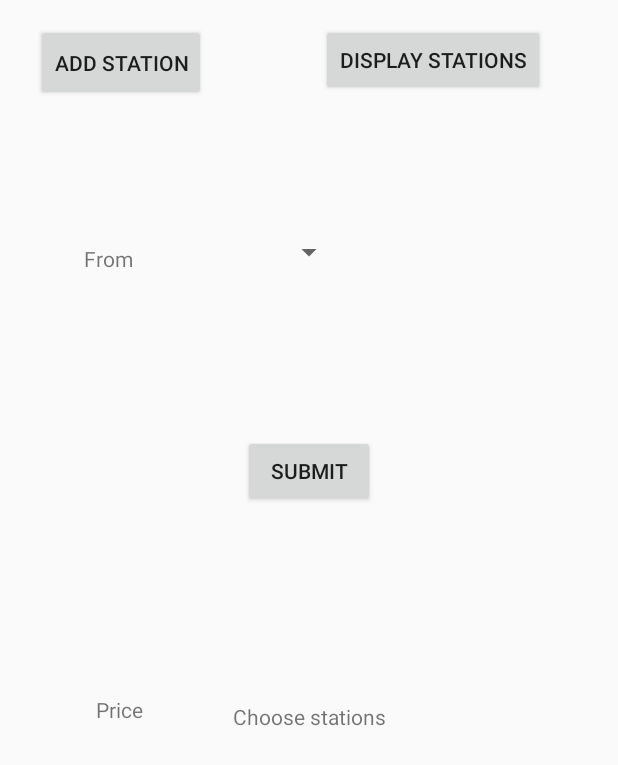
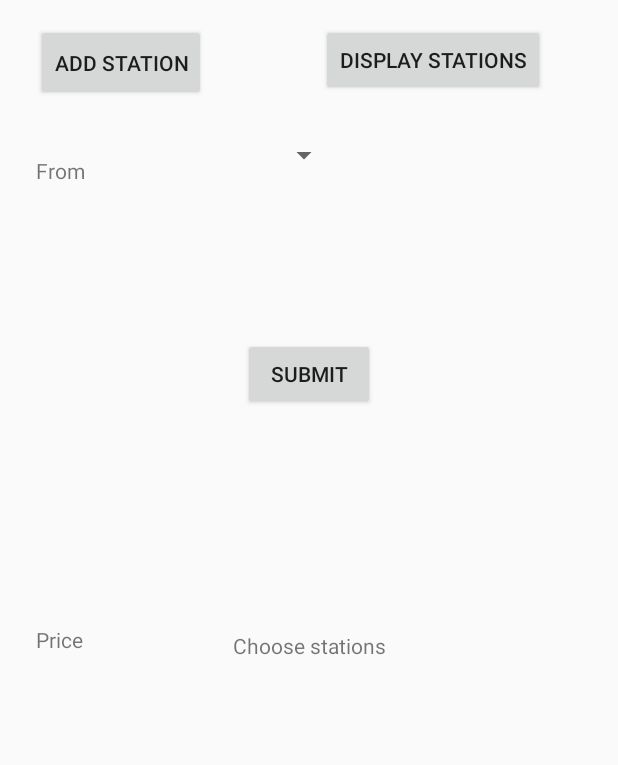
Before and after one commit to benw91/tickets, an Android app: the screen it shows after launch (MainActivity), on a phone screen of 412 x 824 dp. Shown: the top 765 px of the screen. Run offline under Robolectric (Android 15) with nearby library versions, the phone set to English and light mode, and no system bars; our stand-ins replace Firebase (no records; nobody signed in at launch, a user with empty details on screens opened directly).

Commit message:
FIXED: Recycler in Display Station cut off Improved main activity

```diff
--- a/app/src/main/java/com/android/tickets/MainActivity.java
+++ b/app/src/main/java/com/android/tickets/MainActivity.java
@@ -3,7 +3,6 @@ package com.android.tickets;
 import android.content.Intent;
 import android.os.Bundle;
 import android.support.v7.app.AppCompatActivity;
-import android.util.Log;
 import android.view.View;
 import android.view.Menu;
 import android.view.MenuItem;
@@ -20,16 +19,15 @@ import com.google.firebase.database.FirebaseDatabase;
 import com.google.firebase.database.ValueEventListener;
 
 import java.util.ArrayList;
-import java.util.Collection;
 import java.util.Collections;
 import java.util.List;
+import java.util.concurrent.ThreadLocalRandom;
 
-import static com.android.tickets.Station.COMPARE_BY_NAME;
 import static java.lang.Math.abs;
 
 public class MainActivity extends AppCompatActivity {
     private final ArrayList<Station> allStations = new ArrayList<Station>();     //Save a list of all the stations
-    Button submitButton, displayStationsButton;
+    Button submitButton, displayStationsButton, populateButton;
     TextView price_text_view;
     Spinner sourceSpinner, destSpinner;
 
@@ -47,6 +45,7 @@ public class MainActivity extends AppCompatActivity {
         destSpinner = (Spinner) findViewById(R.id.spinner_dest);
         price_text_view = (TextView) findViewById(R.id.textView_price);
         displayStationsButton = (Button) findViewById(R.id.Button_display_stations);
+        //populateButton = (Button)findViewById(R.id.btn_populate);
 
         submitButton.setOnClickListener(new View.OnClickListener() {
             @Override
@@ -60,6 +59,20 @@ public class MainActivity extends AppCompatActivity {
                 go_to_display_stations(v);
             }
         });
+
+//Used to insert values from a list in the @string list, for debugging purposes
+/*
+        populateButton.setOnClickListener(new View.OnClickListener() {
+            @Override
+            public void onClick(View v) {
+                Add_station adder = new Add_station();
+                String[] cityArray = getResources().getStringArray(R.array.cities);
+                for(String city : cityArray) {
+                    adder.addStation(city , Integer.toString(ThreadLocalRandom.current().nextInt(1, 40)));
+                }
+            }
+        });
+*/
         //Populate spinner
         stationsRef.addValueEventListener(new ValueEventListener() {
             @Override
@@ -67,7 +80,7 @@ public class MainActivity extends AppCompatActivity {
                 // initialize the List
                 final List<String> stationNames = new ArrayList<String>();
                 for (DataSnapshot nameSnapshot : dataSnapshot.getChildren()) {
-                    String stationName = nameSnapshot.getKey();
+                    String stationName = nameSnapshot.child("name").getValue(String.class);
                     String stationZone = nameSnapshot.child("zone").getValue(String.class);
                     allStations.add(new Station(stationName, stationZone));
                     stationNames.add(stationName);
@@ -137,6 +150,7 @@ public class MainActivity extends AppCompatActivity {
      * @param v
      */
     public void go_to_add_station(View v) {
+
         Intent intent = new Intent(this, Add_station.class);
         startActivity(intent);
     }
@@ -146,8 +160,8 @@ public class MainActivity extends AppCompatActivity {
      * @param v
      */
     public void go_to_display_stations(View v) {
-
         Intent intent = new Intent(this, DisplayStations.class);
+        intent.putExtra("ALL_STATIONS", allStations);
         startActivity(intent);
 
     }
--- a/app/src/main/res/layout/content_main.xml
+++ b/app/src/main/res/layout/content_main.xml
@@ -13,13 +13,16 @@
         android:id="@+id/spinner_source"
         android:layout_width="wrap_content"
         android:layout_height="wrap_content"
-        android:layout_marginTop="156dp"
+        android:layout_marginLeft="8dp"
+        android:layout_marginStart="8dp"
+        android:layout_marginTop="24dp"
         android:padding="10dp"
         app:layout_constraintEnd_toEndOf="parent"
+        app:layout_constraintHorizontal_bias="0.479"
         app:layout_constraintLeft_toLeftOf="parent"
         app:layout_constraintRight_toRightOf="parent"
         app:layout_constraintStart_toStartOf="parent"
-        app:layout_constraintTop_toTopOf="parent"
+        app:layout_constraintTop_toBottomOf="@+id/btn_add_station"
         tools:layout_constraintLeft_creator="1"
         tools:layout_constraintRight_creator="1"
         tools:layout_constraintTop_creator="1" />
@@ -83,17 +86,19 @@
         android:id="@+id/textView_from"
         android:layout_width="wrap_content"
         android:layout_height="wrap_content"
+        android:layout_marginBottom="8dp"
         android:layout_marginEnd="8dp"
-        android:layout_marginLeft="8dp"
+        android:layout_marginLeft="24dp"
         android:layout_marginRight="8dp"
-        android:layout_marginStart="8dp"
+        android:layout_marginStart="24dp"
         android:layout_marginTop="8dp"
         android:text="@string/from"
-        app:layout_constraintBottom_toBottomOf="@+id/spinner_source"
-        app:layout_constraintEnd_toStartOf="@+id/spinner_source"
-        app:layout_constraintHorizontal_bias="0.36"
+        app:layout_constraintBottom_toBottomOf="parent"
+        app:layout_constraintEnd_toEndOf="parent"
+        app:layout_constraintHorizontal_bias="0.0"
         app:layout_constraintStart_toStartOf="parent"
-        app:layout_constraintTop_toTopOf="@+id/spinner_source" />
+        app:layout_constraintTop_toBottomOf="@+id/btn_add_station"
+        app:layout_constraintVertical_bias="0.04000002" />
 
     <TextView
         android:id="@+id/textView_to"
@@ -101,14 +106,14 @@
         android:layout_height="wrap_content"
         android:layout_marginBottom="8dp"
         android:layout_marginEnd="8dp"
-        android:layout_marginLeft="8dp"
+        android:layout_marginLeft="24dp"
         android:layout_marginRight="8dp"
-        android:layout_marginStart="8dp"
+        android:layout_marginStart="24dp"
         android:layout_marginTop="8dp"
         android:text="@string/to"
         app:layout_constraintBottom_toBottomOf="@+id/spinner_dest"
         app:layout_constraintEnd_toStartOf="@+id/spinner_dest"
-        app:layout_constraintHorizontal_bias="0.38"
+        app:layout_constraintHorizontal_bias="0.0"
         app:layout_constraintStart_toStartOf="parent"
         app:layout_constraintTop_toTopOf="@+id/spinner_dest"
         app:layout_constraintVertical_bias="0.51" />
@@ -119,20 +124,20 @@
         android:layout_height="wrap_content"
         android:layout_marginBottom="8dp"
         android:layout_marginEnd="8dp"
-        android:layout_marginLeft="8dp"
+        android:layout_marginLeft="24dp"
         android:layout_marginRight="8dp"
-        android:layout_marginStart="8dp"
+        android:layout_marginStart="24dp"
         android:text="@string/price"
         app:layout_constraintBottom_toBottomOf="@+id/textView_price"
-        app:layout_constraintEnd_toEndOf="parent"
-        app:layout_constraintHorizontal_bias="0.154"
+        app:layout_constraintEnd_toStartOf="@+id/textView_price"
+        app:layout_constraintHorizontal_bias="0.0"
         app:layout_constraintStart_toStartOf="parent"
         app:layout_constraintTop_toTopOf="@+id/textView_price" />
 
     <TextView
         android:id="@+id/textView_price"
         android:layout_width="wrap_content"
-        android:layout_height="18dp"
+        android:layout_height="wrap_content"
         android:layout_marginBottom="8dp"
         android:layout_marginEnd="8dp"
         android:layout_marginLeft="8dp"
--- a/app/src/main/res/values/strings.xml
+++ b/app/src/main/res/values/strings.xml
@@ -28,4 +28,36 @@
     <string name="to">To</string>
     <string name="price">Price</string>
 
+    <string-array name="cities">
+        <item>Suphia</item>
+        <item>Eylapving</item>
+        <item>Gutol</item>
+        <item>Ubleland</item>
+        <item>Uazloumond</item>
+        <item>Frane</item>
+        <item>Brento</item>
+        <item>Min</item>
+        <item>Yliozark</item>
+        <item>Coikance</item>
+        <item>Poaxsas</item>
+        <item>Igluerora</item>
+        <item>Clidvine</item>
+        <item>Ametmouth</item>
+        <item>Evlaaton</item>
+        <item>Kance</item>
+        <item>Brouver</item>
+        <item>Flul</item>
+        <item>Yrioclok</item>
+        <item>Esheakhares</item>
+        <item>Altensturmberg</item>
+        <item>Oberlauken</item>
+        <item>Kniepe</item>
+        <item>Eulgem</item>
+        <item>Kunrau</item>
+        <item>Blumenrain</item>
+        <item>Matersen</item>
+        <item>Scherstetten</item>
+        <item>Wullmeringhausen</item>
+        <item>Kirschgoen</item>
+    </string-array>
 </resources>
```
Also changed, not shown: app/src/main/java/com/android/tickets/Add_station.java (+6 -5 lines), app/src/main/java/com/android/tickets/DisplayStations.java (+6 -10 lines), app/src/main/java/com/android/tickets/EditStation.java (+5 -9 lines), app/src/main/java/com/android/tickets/Station.java (+15 -5 lines), app/src/main/java/com/android/tickets/StationsAdapter.java (+3 -8 lines), app/src/main/res/layout/activity_display_stations.xml (+5 -4 lines), app/src/main/res/layout/station_row.xml (+31 -14 lines).
